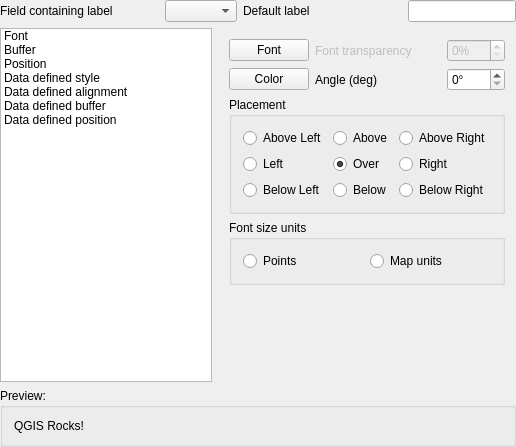
Qt form qgis/src/ui/qgslabeldialogbase.ui (sourcepole/qgis) before a commit.
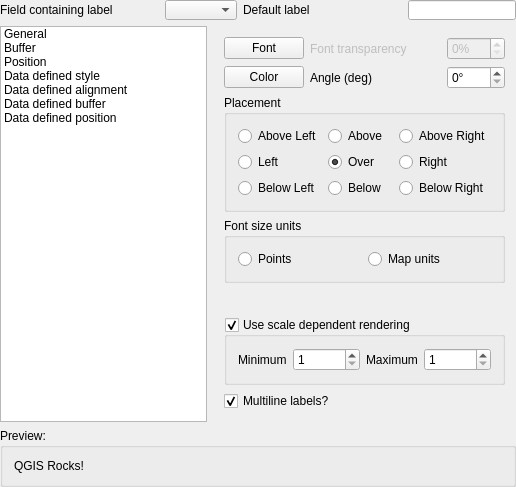
The same form after that commit. The open tabs and pages were chosen to show the change.

Commit message: scale based label visibility and line oriented labels

What changed in the file:
```diff
--- a/qgis/src/ui/qgslabeldialogbase.ui
+++ b/qgis/src/ui/qgslabeldialogbase.ui
@@ -6,7 +6,7 @@
     <x>0</x>
     <y>0</y>
     <width>516</width>
-    <height>447</height>
+    <height>487</height>
    </rect>
   </property>
   <property name="sizePolicy" >
@@ -91,7 +91,7 @@
      </property>
      <item>
       <property name="text" >
-       <string>Font</string>
+       <string>General</string>
       </property>
      </item>
      <item>
@@ -138,6 +138,14 @@
       <number>1</number>
      </property>
      <widget class="QWidget" name="page" >
+      <property name="geometry" >
+       <rect>
+        <x>0</x>
+        <y>0</y>
+        <width>309</width>
+        <height>394</height>
+       </rect>
+      </property>
       <layout class="QGridLayout" >
        <item row="0" column="0" >
         <layout class="QGridLayout" >
@@ -353,6 +361,77 @@
          </property>
         </spacer>
        </item>
+       <item row="4" column="0" >
+        <widget class="QGroupBox" name="chkUseScaleDependentRendering" >
+         <property name="title" >
+          <string>Use scale dependent rendering</string>
+         </property>
+         <property name="checkable" >
+          <bool>true</bool>
+         </property>
+         <layout class="QGridLayout" >
+          <property name="margin" >
+           <number>11</number>
+          </property>
+          <item row="0" column="2" >
+           <widget class="QLabel" name="textLabel1_2_2_1" >
+            <property name="text" >
+             <string>Maximum</string>
+            </property>
+            <property name="buddy" >
+             <cstring>spinMaximumScale</cstring>
+            </property>
+           </widget>
+          </item>
+          <item row="0" column="0" >
+           <widget class="QLabel" name="textLabel1_1" >
+            <property name="text" >
+             <string>Minimum</string>
+            </property>
+            <property name="buddy" >
+             <cstring>spinMinimumScale</cstring>
+            </property>
+           </widget>
+          </item>
+          <item row="0" column="1" >
+           <widget class="QSpinBox" name="spinMinimumScale" >
+            <property name="toolTip" >
+             <string>Minimum scale at which this layer will be displayed. </string>
+            </property>
+            <property name="minimum" >
+             <number>1</number>
+            </property>
+            <property name="maximum" >
+             <number>100000000</number>
+            </property>
+           </widget>
+          </item>
+          <item row="0" column="3" >
+           <widget class="QSpinBox" name="spinMaximumScale" >
+            <property name="toolTip" >
+             <string>Maximum scale at which this layer will be displayed. </string>
+            </property>
+            <property name="minimum" >
+             <number>1</number>
+            </property>
+            <property name="maximum" >
+             <number>100000000</number>
+            </property>
+           </widget>
+          </item>
+         </layout>
+        </widget>
+       </item>
+       <item row="5" column="0" >
+        <widget class="QCheckBox" name="chkUseMultiline" >
+         <property name="text" >
+          <string>Multiline labels?</string>
+         </property>
+         <property name="checked" >
+          <bool>true</bool>
+         </property>
+        </widget>
+       </item>
       </layout>
      </widget>
      <widget class="QWidget" name="page_2" >
@@ -449,16 +528,6 @@
         </widget>
        </item>
        <item row="5" column="0" >
-        <widget class="QCheckBox" name="chkUseMultiline" >
-         <property name="text" >
-          <string>Multiline labels?</string>
-         </property>
-         <property name="checked" >
-          <bool>true</bool>
-         </property>
-        </widget>
-       </item>
-       <item row="6" column="0" >
         <spacer>
          <property name="orientation" >
           <enum>Qt::Vertical</enum>
@@ -900,16 +969,7 @@
       <string>Preview:</string>
      </property>
      <layout class="QGridLayout" >
-      <property name="leftMargin" >
-       <number>11</number>
-      </property>
-      <property name="topMargin" >
-       <number>11</number>
-      </property>
-      <property name="rightMargin" >
-       <number>11</number>
-      </property>
-      <property name="bottomMargin" >
+      <property name="margin" >
        <number>11</number>
       </property>
       <item row="0" column="0" >
```
Left out of the diff: 78 changed lines with no effect on the pictures. The commit also changes 9 other files.
